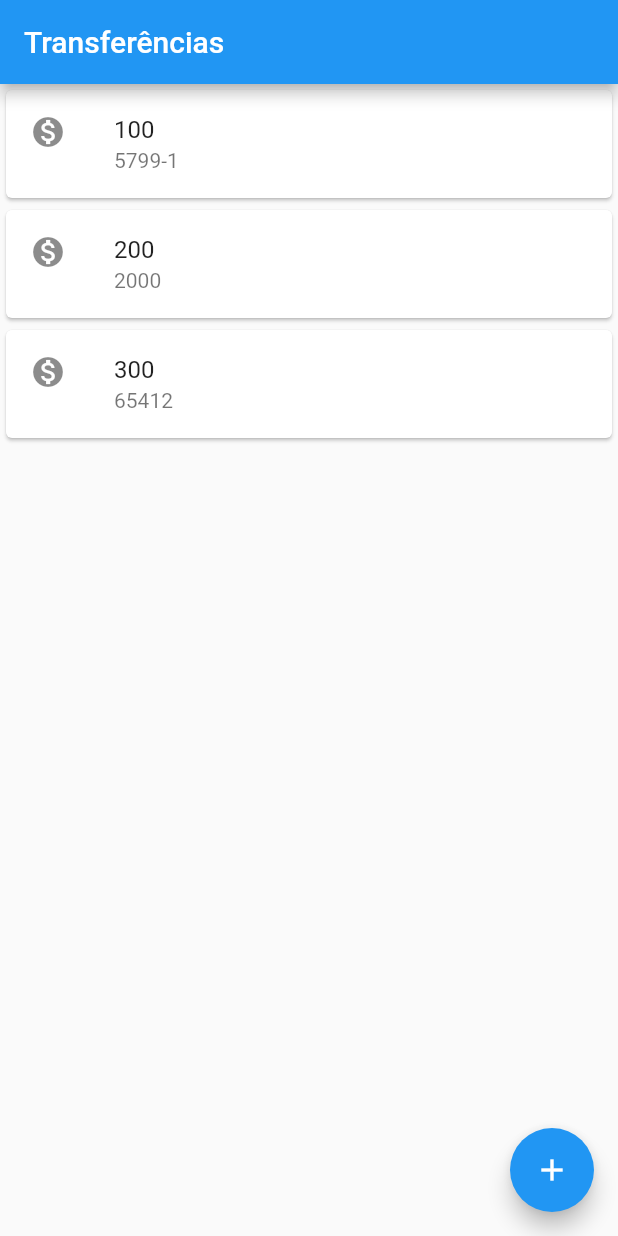
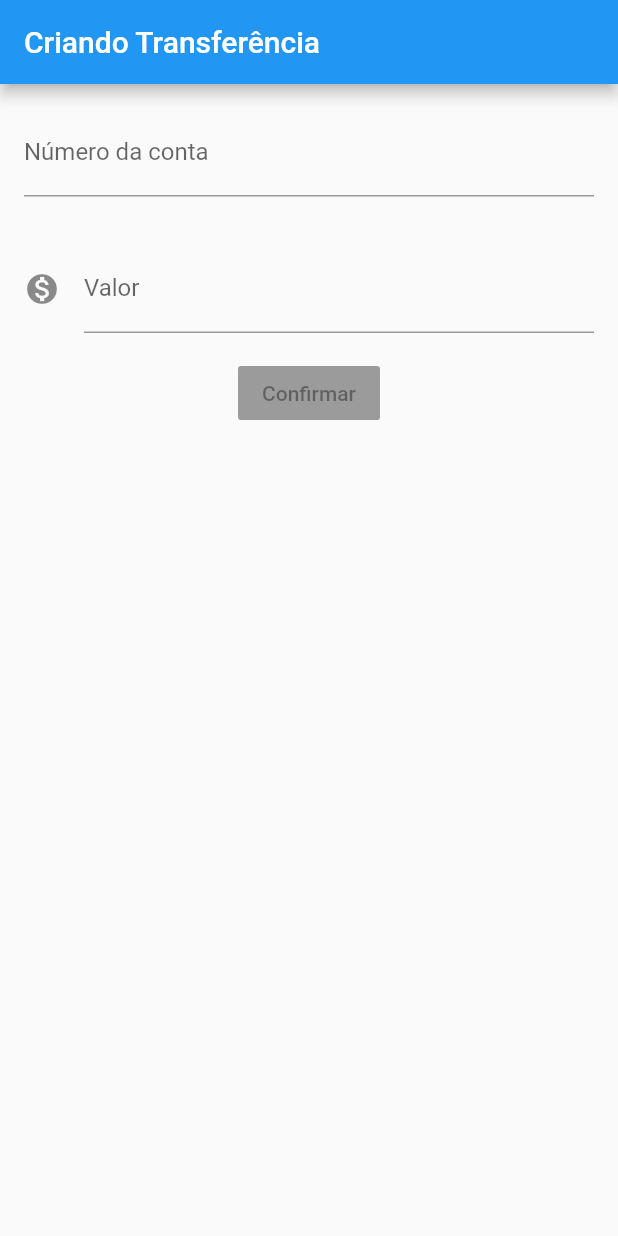
Before and after one commit to eliaslazcano/bytebank, a Flutter app: the screen it shows after launch, on a phone screen of 412 x 824 dp. Run offline on Flutter 3.47's test engine with Material 2 defaults, Android fonts, the phone set to English and light mode, and no system bars.

Commit message:
View de formulário
Criando outra View para interagir com um formulário.

```diff
--- a/lib/main.dart
+++ b/lib/main.dart
@@ -1,18 +1,6 @@
 import 'package:flutter/material.dart';
 
-void main() {
-  runApp(MaterialApp(
-    home: Scaffold(
-      appBar: AppBar(
-        title: Text('Transferências'),
-      ),
-      body: ListaTransferencias(),
-      floatingActionButton: FloatingActionButton(
-        child: Icon(Icons.add),
-      ),
-    ),
-  ));
-}
+void main() => runApp(BytebankApp());
 
 class MyApp extends StatelessWidget {
   // This widget is the root of your application.
@@ -128,19 +116,41 @@
 
 //StatelessWidget => Não consegue modificar o conteúdo do Widget.
 //StatefulWidget  => Consegue modificar o conteúdo do Widget.
-class ListaTransferencias extends StatelessWidget {
+
+//Widget Root
+class BytebankApp extends StatelessWidget {
   @override
   Widget build(BuildContext context) {
-    return Column(
-      children: <Widget>[
-        ItemTransferencia('100', '5799-1'),
-        ItemTransferencia('200', '2000'),
-        ItemTransferencia('300', '65412')
-      ],
+    return MaterialApp(
+      home: Scaffold(
+        body: FormularioTransferencia(),
+      ),
     );
   }
 }
 
+//View ListaTransferencias
+class ListaTransferencias extends StatelessWidget {
+  @override
+  Widget build(BuildContext context) {
+    return Scaffold(
+        appBar: AppBar(
+          title: Text('Transferencias'),
+        ),
+        body: Column(
+          children: <Widget>[
+            ItemTransferencia('100', '5799-1'),
+            ItemTransferencia('200', '2000'),
+            ItemTransferencia('300', '65412')
+          ],
+        ),
+        floatingActionButton: FloatingActionButton(
+          child: Icon(Icons.add),
+        ));
+  }
+}
+
+//Component ItemTransferencia
 class ItemTransferencia extends StatelessWidget {
   final String valor;
   final String numeroConta;
@@ -157,5 +167,44 @@
       ),
     );
   }
+}
 
+//View FormularioTransferencia
+class FormularioTransferencia extends StatelessWidget {
+  @override
+  Widget build(BuildContext context) {
+    return Scaffold(
+      appBar: AppBar(
+        title: Text('Criando Transferência'),
+      ),
+      body: Column(
+        children: <Widget>[
+          Padding(
+            padding: EdgeInsets.all(16),
+            child: TextField(
+              style: TextStyle(fontSize: 16),
+              decoration: InputDecoration(
+                  labelText: 'Número da conta', hintText: '0000'),
+              keyboardType: TextInputType.number,
+            ),
+          ),
+          Padding(
+            padding: EdgeInsets.all(16),
+            child: TextField(
+              style: TextStyle(fontSize: 16),
+              decoration: InputDecoration(
+                labelText: 'Valor',
+                hintText: '0.00',
+                icon: Icon(Icons.monetization_on),
+              ),
+              keyboardType: TextInputType.number,
+            ),
+          ),
+          RaisedButton(
+            child: Text('Confirmar'),
+          )
+        ],
+      ),
+    );
+  }
 }
```
